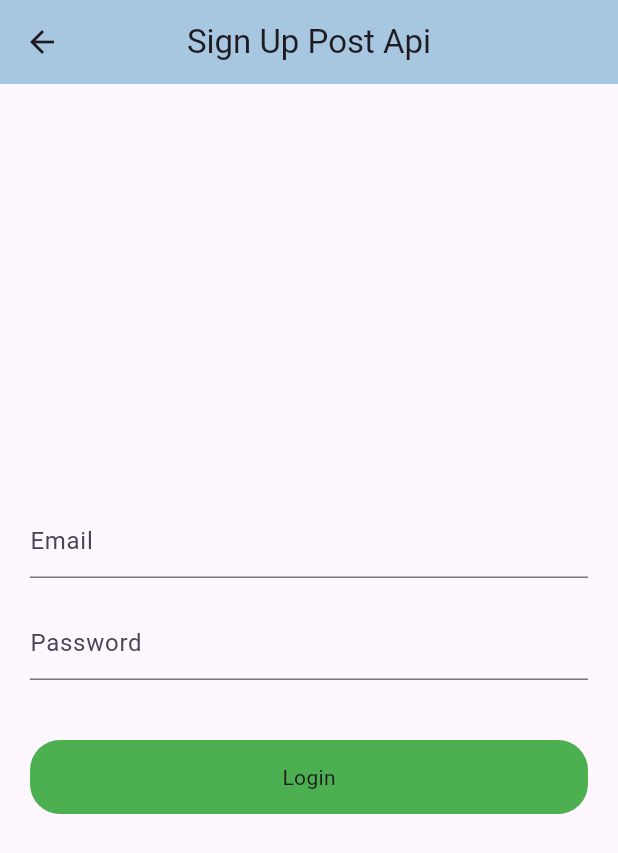
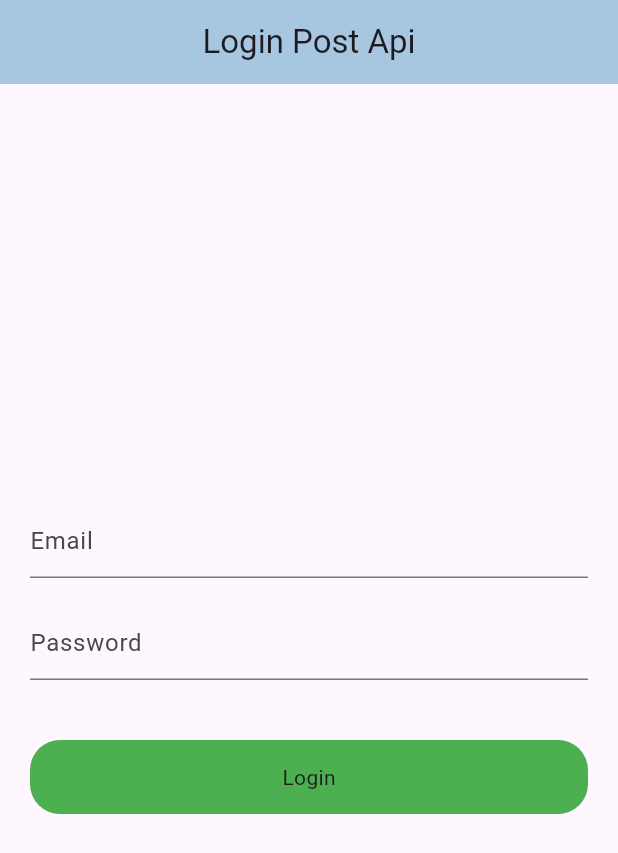
Before and after one commit to Prashant1125/Login_With_Api, a Flutter app: the LoginPage screen opened directly, after a tap on "Login", on a phone screen of 412 x 824 dp. Shown: the top 853 px of the screen. Run offline on Flutter 3.47's test engine with Material 3 defaults, Android fonts, the phone set to English and light mode, and no system bars; network calls fail.

Commit message:
Snackbar

```diff
--- a/lib/screens/login.dart
+++ b/lib/screens/login.dart
@@ -1,3 +1,5 @@
+// ignore_for_file: use_build_context_synchronously
+
 import 'dart:convert';
 
 import 'package:flutter/material.dart';
@@ -27,9 +29,13 @@
       if (response.statusCode == 200) {
         var data = jsonDecode(response.body.toString());
         print(data);
-        print('Login Successfully');
+        ScaffoldMessenger.of(context)
+            .showSnackBar(const SnackBar(content: Text('Login Successfully')));
+        Navigator.of(context).pushReplacement(
+            MaterialPageRoute(builder: (_) => const SignUpPage()));
       } else {
-        print('Something went wrong');
+        ScaffoldMessenger.of(context).showSnackBar(
+            const SnackBar(content: Text('Something Went Wrong')));
       }
     } catch (e) {
       print(e.toString());
@@ -43,7 +49,7 @@
       appBar: AppBar(
         centerTitle: true,
         backgroundColor: const Color.fromARGB(255, 167, 198, 224),
-        title: const Text('Sign Up Post Api'),
+        title: const Text('Login Post Api'),
       ),
       body: Padding(
         padding: const EdgeInsets.all(20.0),
```
Also changed, not shown: lib/screens/signup.dart (+10 -2 lines).
